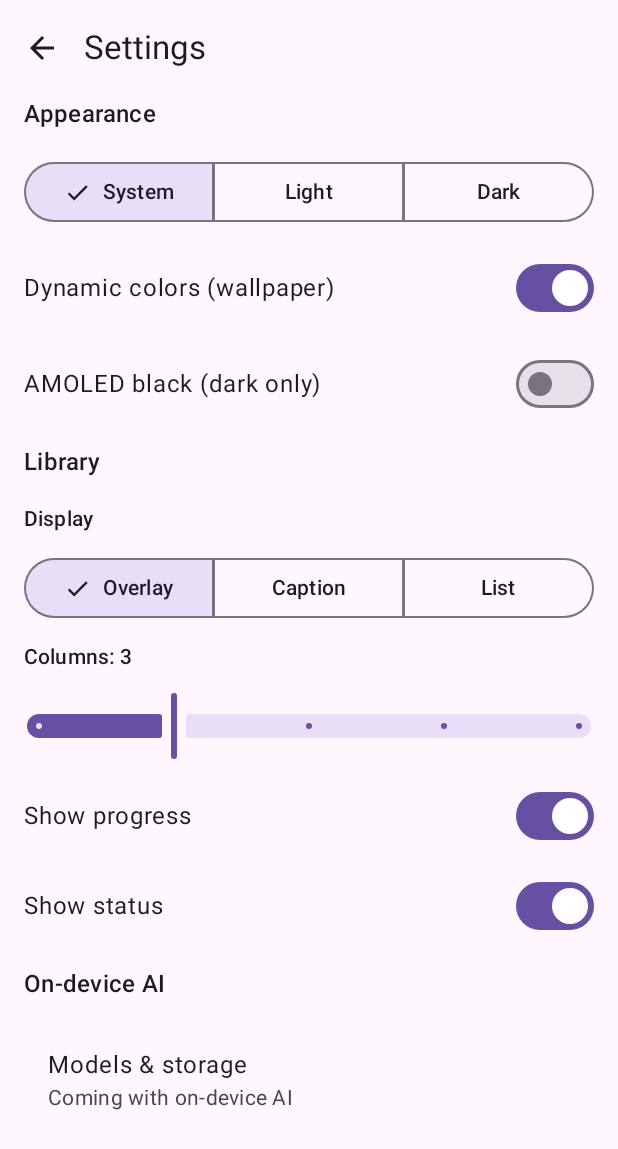
After one commit to exc33ded/Library-App, an Android app built with Jetpack Compose: the composable SettingsScreen shown on its own in the app's theme, on a phone screen of 412 x 824 dp. The commit adds this screen. Shown: the top 1149 px of the screen. Run offline under Robolectric (Android 15) with nearby library versions, the phone set to English and light mode, and no system bars; our stand-ins replace Material 3 Expressive styles (plain Material 3 is drawn); libraries missing offline, so code that uses them is left out: androidx.hilt.lifecycle.

Commit message:
feat(library): switchable display modes, columns, badges; Settings screen

```diff
--- a/app/src/main/java/com/exc33ded/library/ui/nav/AppNav.kt
+++ b/app/src/main/java/com/exc33ded/library/ui/nav/AppNav.kt
@@ -56,6 +56,8 @@ import com.exc33ded.library.ui.common.PlaceholderScreen
 import com.exc33ded.library.ui.find.FindBookScreen
 import com.exc33ded.library.ui.imports.ImportScreen
 import com.exc33ded.library.ui.library.LibraryScreen
+import com.exc33ded.library.ui.profile.ProfileScreen
+import com.exc33ded.library.ui.settings.SettingsScreen
 import com.google.mlkit.vision.barcode.common.Barcode
 import com.google.mlkit.vision.codescanner.GmsBarcodeScannerOptions
 import com.google.mlkit.vision.codescanner.GmsBarcodeScanning
@@ -139,7 +141,8 @@ fun AppNav() {
                 }
                 entry<FeedKey> { PlaceholderScreen("Feed — Phase 6") }
                 entry<StatsKey> { PlaceholderScreen("Stats — Phase 5") }
-                entry<ProfileKey> { PlaceholderScreen("Profile — Phase 5") }
+                entry<ProfileKey> { ProfileScreen(onOpenSettings = { backStack.add(SettingsKey) }) }
+                entry<SettingsKey> { SettingsScreen(onBack = { backStack.removeLastOrNull() }) }
                 entry<BookDetailKey> { key ->
                     BookDetailScreen(
                         bookId = key.id,
--- a/app/src/main/java/com/exc33ded/library/ui/nav/Keys.kt
+++ b/app/src/main/java/com/exc33ded/library/ui/nav/Keys.kt
@@ -13,5 +13,6 @@ import kotlinx.serialization.Serializable
 @Serializable data class FindBookKey(val isbn: String? = null, val query: String? = null, val importId: String? = null) : NavKey
 @Serializable data object CategoriesKey : NavKey
 @Serializable data object ImportKey : NavKey
+@Serializable data object SettingsKey : NavKey
 
 val topLevelKeys: List<NavKey> = listOf(LibraryKey, FeedKey, StatsKey, ProfileKey)
--- /dev/null
+++ b/app/src/main/java/com/exc33ded/library/ui/settings/DisplayOptions.kt
@@ -0,0 +1,68 @@
+package com.exc33ded.library.ui.settings
+
+import androidx.compose.foundation.layout.Arrangement
+import androidx.compose.foundation.layout.Column
+import androidx.compose.foundation.layout.Row
+import androidx.compose.foundation.layout.fillMaxWidth
+import androidx.compose.material3.ExperimentalMaterial3Api
+import androidx.compose.material3.MaterialTheme
+import androidx.compose.material3.SegmentedButton
+import androidx.compose.material3.SegmentedButtonDefaults
+import androidx.compose.material3.SingleChoiceSegmentedButtonRow
+import androidx.compose.material3.Slider
+import androidx.compose.material3.Switch
+import androidx.compose.material3.Text
+import androidx.compose.runtime.Composable
+import androidx.compose.ui.Alignment
+import androidx.compose.ui.Modifier
+import androidx.compose.ui.unit.dp
+import com.exc33ded.library.settings.AppSettings
+import com.exc33ded.library.settings.LibraryDisplayMode
+import com.exc33ded.library.settings.MAX_COLUMNS
+import com.exc33ded.library.settings.MIN_COLUMNS
+import kotlin.math.roundToInt
+
+private val modeLabels = listOf(
+    LibraryDisplayMode.OVERLAY_GRID to "Overlay",
+    LibraryDisplayMode.CAPTION_GRID to "Caption",
+    LibraryDisplayMode.LIST to "List",
+)
+
+/** Display mode, column count and badge toggles. Used by the library sheet and the Settings screen. */
+@OptIn(ExperimentalMaterial3Api::class)
+@Composable
+fun DisplayOptions(settings: AppSettings, onChange: ((AppSettings) -> AppSettings) -> Unit, modifier: Modifier = Modifier) {
+    Column(modifier, verticalArrangement = Arrangement.spacedBy(12.dp)) {
+        Text("Display", style = MaterialTheme.typography.titleSmall)
+        SingleChoiceSegmentedButtonRow(Modifier.fillMaxWidth()) {
+            modeLabels.forEachIndexed { i, (mode, label) ->
+                SegmentedButton(
+                    selected = settings.displayMode == mode,
+                    onClick = { onChange { it.copy(displayMode = mode) } },
+                    shape = SegmentedButtonDefaults.itemShape(i, modeLabels.size),
+                ) { Text(label) }
+            }
+        }
+        if (settings.displayMode != LibraryDisplayMode.LIST) {
+            Text("Columns: ${settings.columns}", style = MaterialTheme.typography.titleSmall)
+            Slider(
+                value = settings.columns.toFloat(),
+                onValueChange = { v ->
+                    val n = v.roundToInt() // fires every drag frame: only write when the step changes
+                    if (n != settings.columns) onChange { it.copy(columns = n) }
+                },
+                valueRange = MIN_COLUMNS.toFloat()..MAX_COLUMNS.toFloat(),
+                steps = MAX_COLUMNS - MIN_COLUMNS - 1,
+            )
+        }
+        SwitchRow("Show progress", settings.showProgressBadge) { v -> onChange { it.copy(showProgressBadge = v) } }
+        SwitchRow("Show status", settings.showStatusBadge) { v -> onChange { it.copy(showStatusBadge = v) } }
+    }
+}
+
+@Composable
+fun SwitchRow(label: String, checked: Boolean, onChecked: (Boolean) -> Unit) =
+    Row(Modifier.fillMaxWidth(), verticalAlignment = Alignment.CenterVertically, horizontalArrangement = Arrangement.SpaceBetween) {
+        Text(label, style = MaterialTheme.typography.bodyLarge)
+        Switch(checked, onChecked)
+    }
--- /dev/null
+++ b/app/src/main/java/com/exc33ded/library/ui/settings/SettingsScreen.kt
@@ -0,0 +1,68 @@
+package com.exc33ded.library.ui.settings
+
+import androidx.compose.foundation.layout.Arrangement
+import androidx.compose.foundation.layout.Column
+import androidx.compose.foundation.layout.fillMaxWidth
+import androidx.compose.foundation.layout.padding
+import androidx.compose.foundation.rememberScrollState
+import androidx.compose.foundation.verticalScroll
+import androidx.compose.material.icons.Icons
+import androidx.compose.material.icons.automirrored.filled.ArrowBack
+import androidx.compose.material3.ExperimentalMaterial3Api
+import androidx.compose.material3.Icon
+import androidx.compose.material3.IconButton
+import androidx.compose.material3.ListItem
+import androidx.compose.material3.MaterialTheme
+import androidx.compose.material3.Scaffold
+import androidx.compose.material3.SegmentedButton
+import androidx.compose.material3.SegmentedButtonDefaults
+import androidx.compose.material3.SingleChoiceSegmentedButtonRow
+import androidx.compose.material3.Text
+import androidx.compose.material3.TopAppBar
+import androidx.compose.runtime.Composable
+import androidx.compose.ui.Modifier
+import androidx.compose.ui.unit.dp
+import androidx.hilt.lifecycle.viewmodel.compose.hiltViewModel
+import com.exc33ded.library.settings.ThemeMode
+import com.exc33ded.library.ui.theme.LocalAppSettings
+
+@OptIn(ExperimentalMaterial3Api::class)
+@Composable
+fun SettingsScreen(onBack: () -> Unit, vm: SettingsViewModel = hiltViewModel()) {
+    val s = LocalAppSettings.current
+    Scaffold(topBar = {
+        TopAppBar(
+            title = { Text("Settings") },
+            navigationIcon = { IconButton(onBack) { Icon(Icons.AutoMirrored.Filled.ArrowBack, "Back") } },
+        )
+    }) { pad ->
+        Column(
+            Modifier.padding(pad).padding(horizontal = 16.dp).verticalScroll(rememberScrollState()),
+            verticalArrangement = Arrangement.spacedBy(16.dp),
+        ) {
+            Text("Appearance", style = MaterialTheme.typography.titleMedium)
+            SingleChoiceSegmentedButtonRow(Modifier.fillMaxWidth()) {
+                ThemeMode.entries.forEachIndexed { i, m ->
+                    SegmentedButton(
+                        selected = s.themeMode == m,
+                        onClick = { vm.update { it.copy(themeMode = m) } },
+                        shape = SegmentedButtonDefaults.itemShape(i, ThemeMode.entries.size),
+                    ) { Text(m.name.lowercase().replaceFirstChar { it.uppercase() }) }
+                }
+            }
+            SwitchRow("Dynamic colors (wallpaper)", s.dynamicColor) { v -> vm.update { it.copy(dynamicColor = v) } }
+            SwitchRow("AMOLED black (dark only)", s.amoled) { v -> vm.update { it.copy(amoled = v) } }
+
+            Text("Library", style = MaterialTheme.typography.titleMedium)
+            DisplayOptions(s, vm::update)
+
+            Text("On-device AI", style = MaterialTheme.typography.titleMedium)
+            // ponytail: disabled until the model manager (sub-project 4) exists.
+            ListItem(
+                headlineContent = { Text("Models & storage") },
+                supportingContent = { Text("Coming with on-device AI") },
+                modifier = Modifier.padding(bottom = 24.dp),
+            )
+        }
+    }
+}
```
Also changed, not shown: app/src/main/java/com/exc33ded/library/ui/library/Badge.kt (added, +19 -0 lines), app/src/main/java/com/exc33ded/library/ui/library/LibraryItems.kt (added, +93 -0 lines), app/src/main/java/com/exc33ded/library/ui/library/LibraryScreen.kt (+38 -17 lines), app/src/main/java/com/exc33ded/library/ui/profile/ProfileScreen.kt (added, +23 -0 lines), app/src/main/java/com/exc33ded/library/ui/settings/SettingsViewModel.kt (added, +17 -0 lines), 1 other file.
